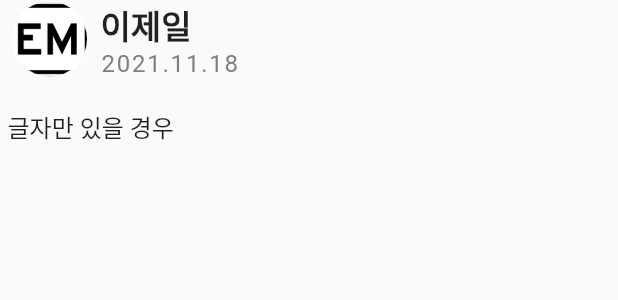
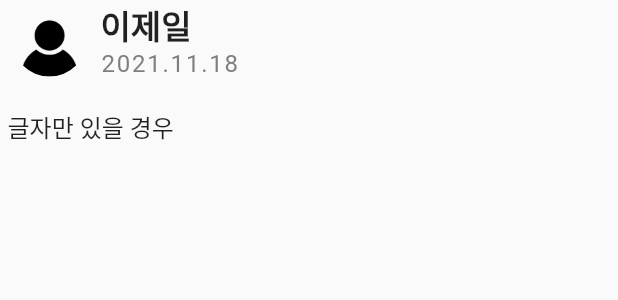
Before and after one commit to WorldOneTop/eating_alone_map, a Flutter app: the ReviewContainer widget shown alone on an empty page, opened directly, on a phone screen of 412 x 824 dp. Shown: the top 300 px of the screen. Run offline on Flutter 3.47's test engine with Material 2 defaults, Android fonts, the phone set to English and light mode, and no system bars; our stand-ins replace fluttertoast; Roboto replaces fonts that are missing (Elice).

Commit message:
change args

```diff
--- a/lib/view/layouts/review.dart
+++ b/lib/view/layouts/review.dart
@@ -117,7 +117,7 @@ class ReviewContainer extends StatelessWidget {
   DateTime time;
   String? profileImage;
   List<String>? hashtags, images;
-  String? rating;
+  double? rating;
 
   ReviewContainer(this.name, this.text, this.time, {this.profileImage, this.hashtags, this.images, this.rating});
 
@@ -126,11 +126,22 @@ class ReviewContainer extends StatelessWidget {
     const double profileWidth = 45 ,profileHeight = 45;
 
     Image inputProfileImage;
+    String inputRating = '';
     ListView inputHashtag = ListView(children: []);
-
+    /*점수를 별점으로*/
+    if(rating != null) {
+      if(0 <= rating! && rating! <= 5) {
+        for(int i=1; i<=rating!;i++) {
+          inputRating += '★';
+        }
+        for(int i=0;i<5-inputRating.length;i++) {
+          inputRating += '☆';
+        }
+      }
+    }
     /* 프로필 이미지 설정(기본 or 설정값)*/
     if(profileImage == null ) {
-      inputProfileImage = Image.asset('assets/images/tempImage.png',width: profileWidth,height: profileHeight,fit: BoxFit.cover,);
+      inputProfileImage = Image.asset('assets/images/defaultProfile.png',width: profileWidth,height: profileHeight,fit: BoxFit.cover,);
     }else {
       inputProfileImage = Image.network(profileImage!);
     }
@@ -167,7 +178,7 @@ class ReviewContainer extends StatelessWidget {
                 Row(children: [
                   Text(name, style: Theme.of(context).textTheme.headline5),
                   Expanded(child:Container()),
-                  Text(rating ?? '', style: Theme.of(context).textTheme.headline5)
+                  Text(inputRating, style: Theme.of(context).textTheme.headline5)
                 ]),
                 Text('${time.year}.${time.month}.${time.day}',style: Theme.of(context).textTheme.subtitle1!.copyWith(fontSize: 16))
               ]))
```
